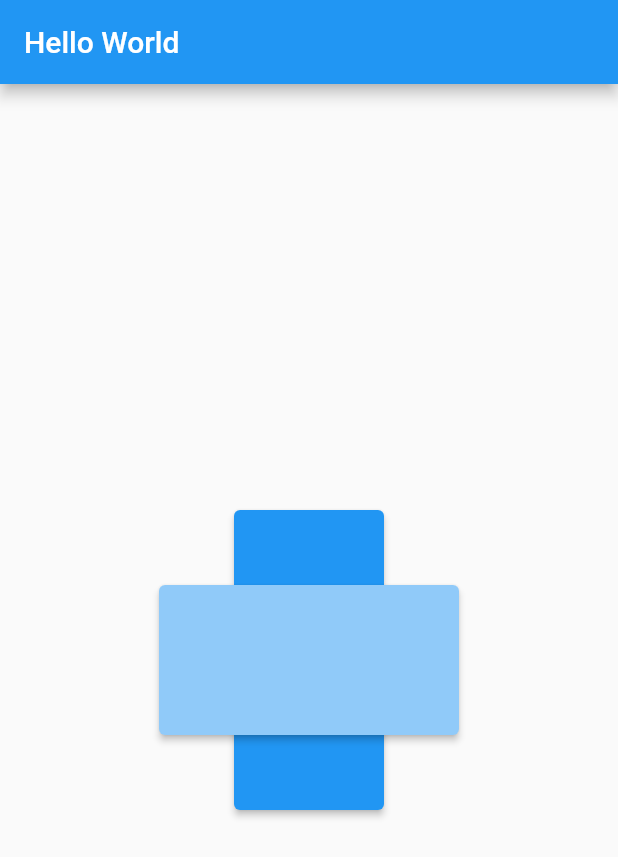
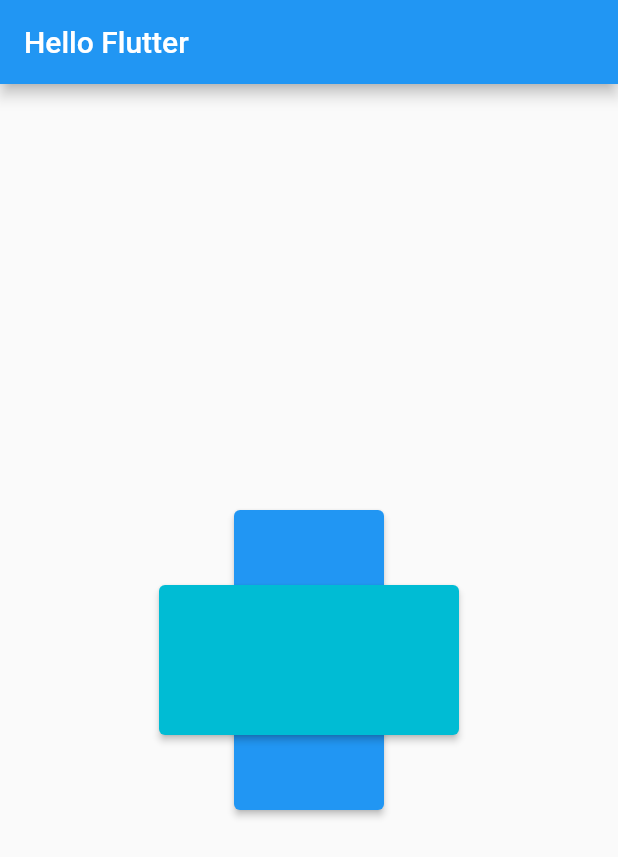
Before and after one commit to vineet0121singh/learn-flutter, a Flutter app: the screen it shows after launch, on a phone screen of 412 x 824 dp. Shown: the top 857 px of the screen. Run offline on Flutter 3.47's test engine with Material 2 defaults, Android fonts, the phone set to English and light mode, and no system bars.

Commit message:
1st day completed

```diff
--- a/lib/main.dart
+++ b/lib/main.dart
@@ -6,26 +6,23 @@ void main(List<String> args) {
 
 class MyApp extends StatelessWidget {
   const MyApp({Key? key}) : super(key: key);
-  final string = 'flutter demo code';
 
   @override
   Widget build(BuildContext context) {
     return MaterialApp(
-      title: 'Hello World',
+      title: "Hello Flutter",
       home: Scaffold(
         appBar: AppBar(
-          title: const Text("Hello World"),
+          title: const Text("Hello Flutter"),
         ),
-        body: const Center(
-          child: MyStatelessWidget(),
-        ),
+        body: const Center(child: MyAbsorbWidget()),
       ),
     );
   }
 }
 
-class MyStatelessWidget extends StatelessWidget {
-  const MyStatelessWidget({Key? key}) : super(key: key);
+class MyAbsorbWidget extends StatelessWidget {
+  const MyAbsorbWidget({Key? key}) : super(key: key);
 
   @override
   Widget build(BuildContext context) {
@@ -33,19 +30,18 @@ class MyStatelessWidget extends StatelessWidget {
       alignment: AlignmentDirectional.center,
       children: [
         SizedBox(
+          height: 200.0,
           width: 100.0,
-          height: 200.0,
           child: ElevatedButton(onPressed: () {}, child: null),
         ),
         SizedBox(
+          height: 100.0,
           width: 200.0,
-          height: 100.0,
           child: AbsorbPointer(
-            child: ElevatedButton(
-                style: ElevatedButton.styleFrom(primary: Colors.blue.shade200),
-                onPressed: () {},
-                child: null),
-          ),
+              child: ElevatedButton(
+                  style: ElevatedButton.styleFrom(primary: Colors.cyan),
+                  onPressed: () {},
+                  child: null)),
         )
       ],
     );
```
Also changed, not shown: 1 other file.
